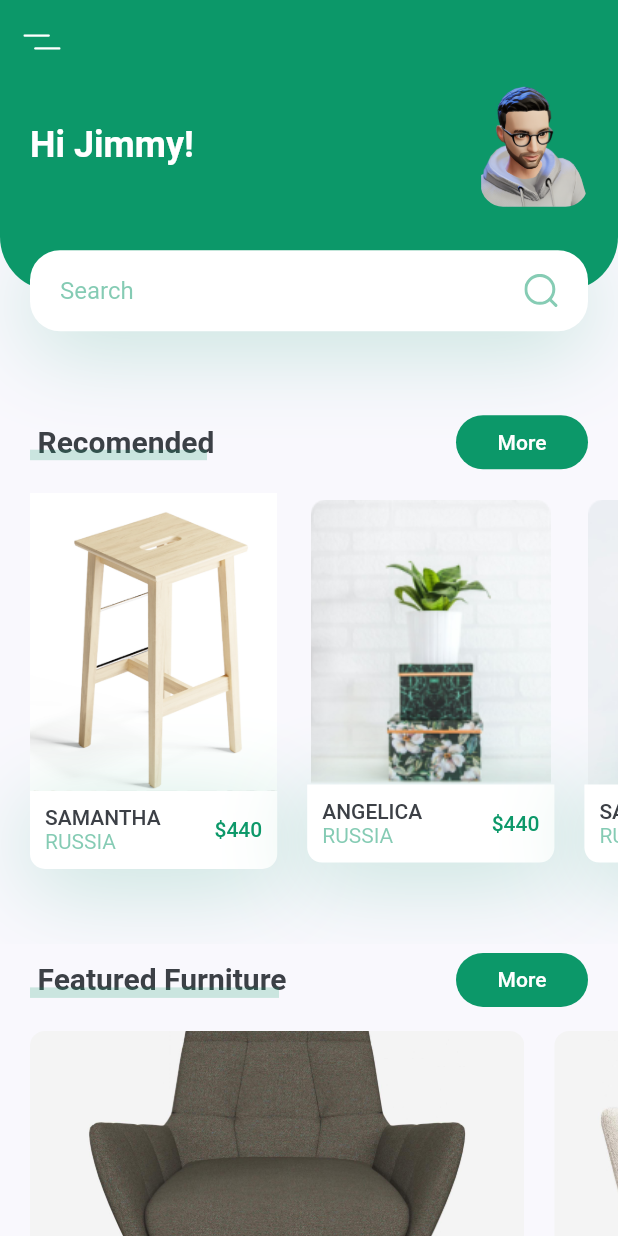
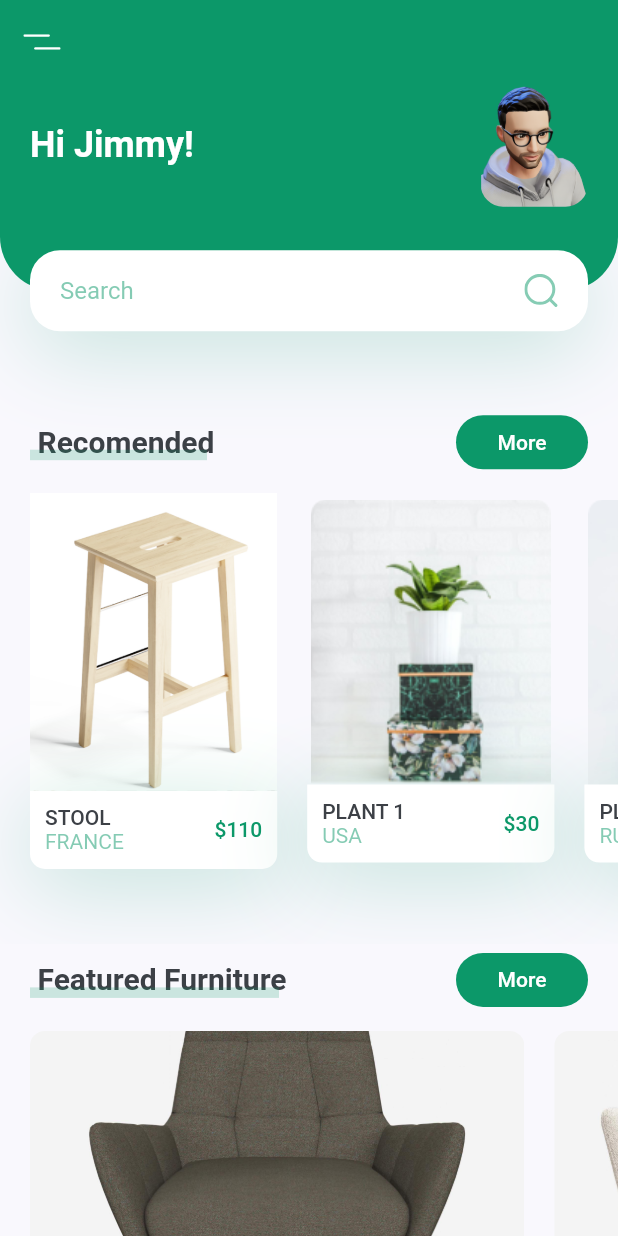
Before and after one commit to ankisami/habitat_metadev, a Flutter app: the screen it shows after launch, on a phone screen of 412 x 824 dp. Run offline on Flutter 3.47's test engine with Material 2 defaults, Android fonts, the phone set to English and light mode, and no system bars; our stand-ins replace flutter_svg, video_player, video_player_web.

Commit message:
feat: add better datas

```diff
--- a/lib/screens/details/components/body.dart
+++ b/lib/screens/details/components/body.dart
@@ -16,7 +16,7 @@ class Body extends StatelessWidget {
       child: Column(
         children: <Widget>[
           ImageAndIcons(size: size),
-          const TitleAndPrice(title: "Angelica", country: "Russia", price: 440),
+          const TitleAndPrice(title: "Stool", country: "France", price: 110),
           const SizedBox(height: kDefaultPadding),
           Row(
             children: <Widget>[
@@ -49,7 +49,14 @@ class Body extends StatelessWidget {
               ),
               Expanded(
                 child: FlatButton(
-                  onPressed: () {},
+                  onPressed: () {
+                    // Navigator.push(
+                    //   context,
+                    //   MaterialPageRoute(
+                    //     builder: (context) => ProductDescription(),
+                    //   ),
+                    // );
+                  },
                   child: const Text("Description"),
                 ),
               ),
--- a/lib/screens/home/components/recomend_plants.dart
+++ b/lib/screens/home/components/recomend_plants.dart
@@ -16,9 +16,9 @@ class RecomendsPlants extends StatelessWidget {
         children: <Widget>[
           RecomendPlantCard(
             image: "assets/images/tabouret.png",
-            title: "Samantha",
-            country: "Russia",
-            price: 440,
+            title: "Stool",
+            country: "France",
+            price: 110,
             press: () {
               Navigator.push(
                 context,
@@ -30,9 +30,9 @@ class RecomendsPlants extends StatelessWidget {
           ),
           RecomendPlantCard(
             image: "assets/images/image_2.png",
-            title: "Angelica",
-            country: "Russia",
-            price: 440,
+            title: "Plant 1",
+            country: "USA",
+            price: 30,
             press: () {
               Navigator.push(
                 context,
@@ -44,9 +44,9 @@ class RecomendsPlants extends StatelessWidget {
           ),
           RecomendPlantCard(
             image: "assets/images/image_3.png",
-            title: "Samantha",
+            title: "Plant 2",
             country: "Russia",
-            price: 440,
+            price: 25,
             press: () {},
           ),
         ],
```
Also changed, not shown: 1 other file.
